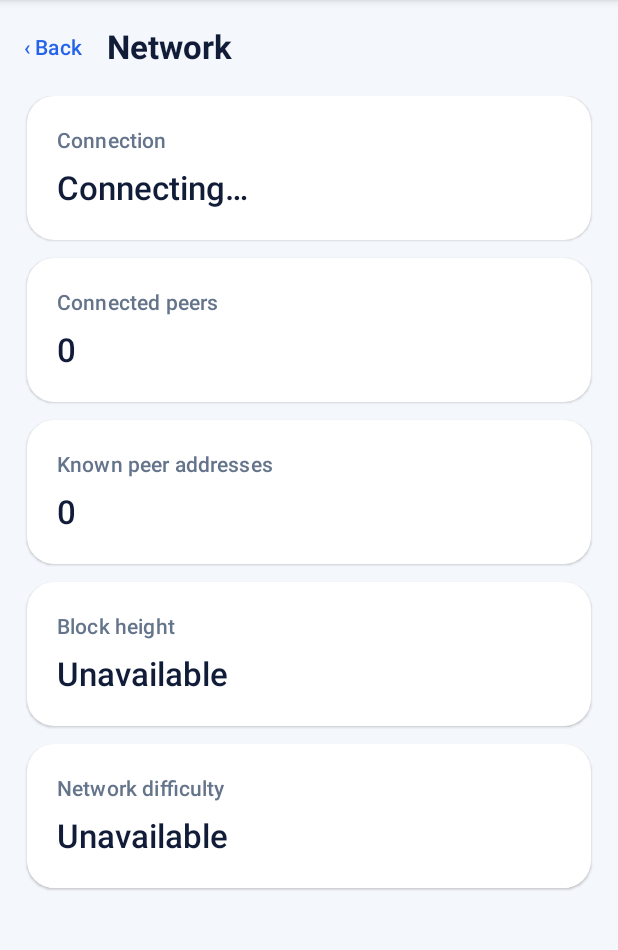
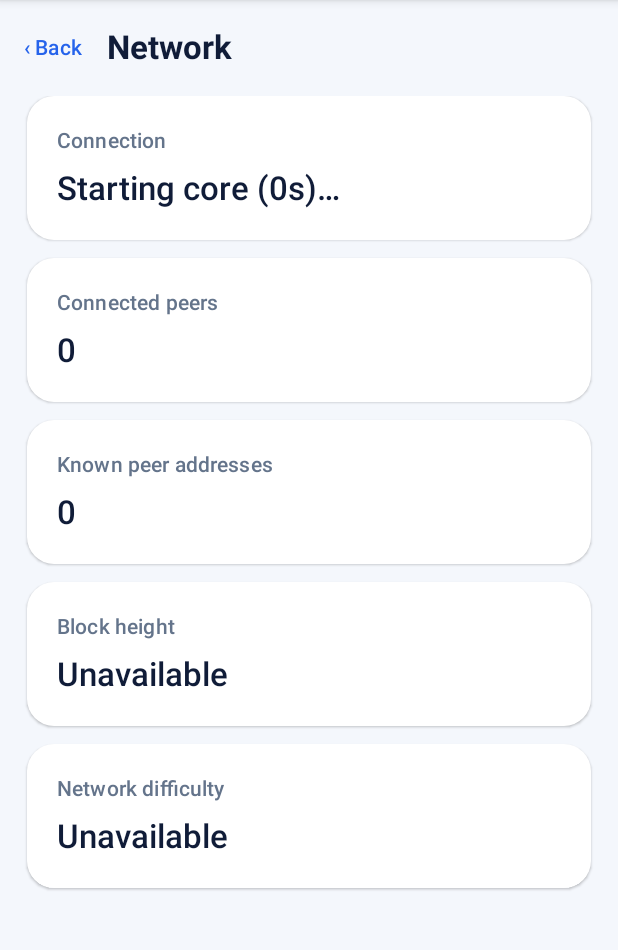
Before and after one commit to Sheff1981/quintum-core, an Android app built with Jetpack Compose: the screen it shows after launch (MainActivity), after a tap on an icon or button, on a phone screen of 412 x 824 dp, the part 84-1034 px from its top. Run offline under Robolectric (Android 15) with nearby library versions, the light colour scheme and no system bars; 1 statement that could not run was skipped; 1 other tap on this screen came first.

Commit message:
android: distinguish slow core initialization from P2P connection and avoid false 30s timeout

```diff
--- a/android/app/src/main/java/org/quintum/wallet/MainActivity.kt
+++ b/android/app/src/main/java/org/quintum/wallet/MainActivity.kt
@@ -87,8 +87,8 @@ private fun QuintumHome() {
                     nodeError = context.getSharedPreferences("node_status", android.content.Context.MODE_PRIVATE)
                         .getString("last_error", "") ?: ""
                     if (startRequested) startupSeconds++
-                    if (nodeError.isNotBlank() || startupSeconds >= 30) {
-                        if (startupSeconds >= 30 && nodeError.isBlank()) nodeError = "Node startup timed out. Check device logs."
+                    if (nodeError.isNotBlank() || startupSeconds >= 240) {
+                        if (startupSeconds >= 240 && nodeError.isBlank()) nodeError = "Node startup exceeded 4 minutes. Check device logs."
                         startRequested = false
                         startupSeconds = 0
                     }
@@ -129,7 +129,7 @@ private fun QuintumHome() {
                             fontWeight = FontWeight.Bold
                         )
                         Text(
-                            if (nodeRunning) "QUINTUM Core is active" else if (startRequested) "Starting QUINTUM Core" else "Start the node when ready",
+                            if (nodeRunning) "QUINTUM Core is active" else if (startRequested) "Initializing local blockchain (network connection follows)" else "Start the node when ready",
                             color = Color(0xFFD3E0FA),
                             style = MaterialTheme.typography.bodySmall
                         )
@@ -187,7 +187,7 @@ private fun QuintumHome() {
                 }
             } else when (page) {
                 Page.Network -> {
-                    DetailCard("Connection", if (nodeRunning) "Core running" else if (startRequested) "Connecting…" else "Node stopped")
+                    DetailCard("Connection", if (nodeRunning) "Core running" else if (startRequested) "Starting core (${startupSeconds}s)…" else "Node stopped")
                     if (nodeError.isNotBlank()) Text(nodeError, color = MaterialTheme.colorScheme.error)
                     Spacer(Modifier.height(12.dp))
                     DetailCard("Connected peers", "${stats.stats?.peers ?: 0}")
```
